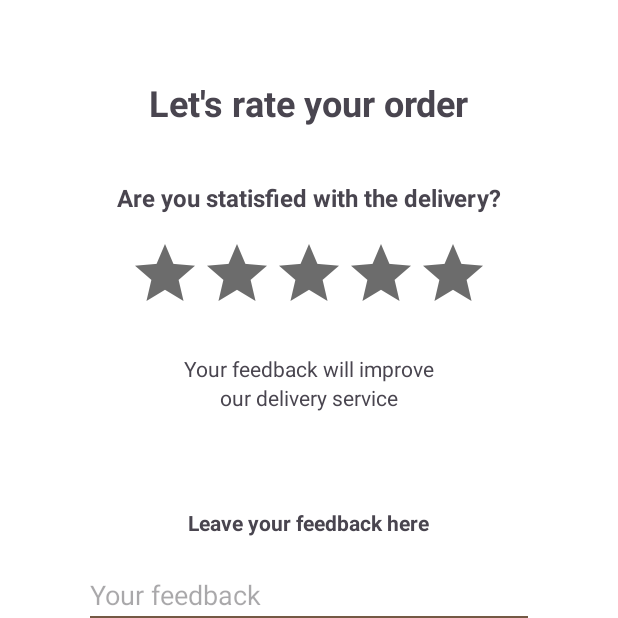
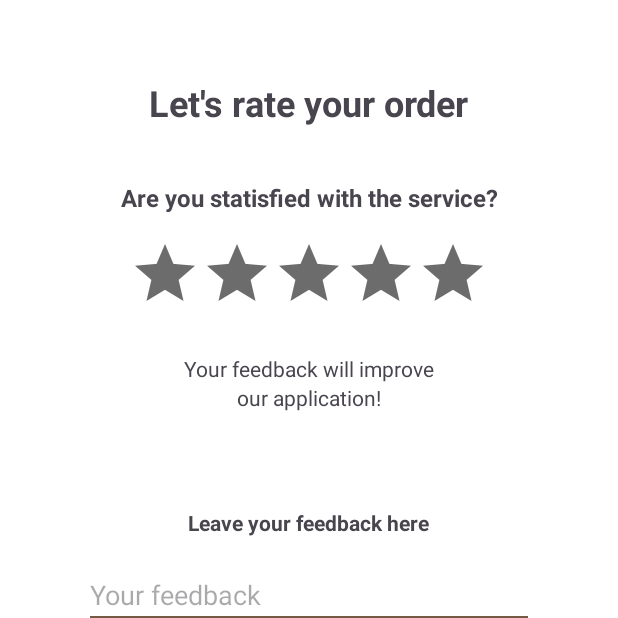
Before and after one commit to klam-12/SeSeCoffee, an Android app: the RatingActivity screen opened directly, with no data from a screen before it, on a phone screen of 412 x 824 dp, the top half of it. Run offline under Robolectric (Android 15) with nearby library versions, the phone set to English and light mode, and no system bars; our stand-ins replace Firebase (no records; nobody signed in at launch, a user with empty details on screens opened directly).

```diff
--- a/app/src/main/AndroidManifest.xml
+++ b/app/src/main/AndroidManifest.xml
@@ -47,7 +47,6 @@
         <activity
             android:name=".AdminMainActivity"
             android:exported="false">
-
         </activity>
         <activity
             android:name=".AddProductActivity"
--- a/app/src/main/java/com/example/sesecoffee/MainActivity.kt
+++ b/app/src/main/java/com/example/sesecoffee/MainActivity.kt
@@ -23,8 +23,8 @@ class MainActivity : AppCompatActivity() {
 
     lateinit var binding : ActivityMainBinding
     lateinit var productsViewModel: ProductsViewModel
-    lateinit var  rewardViewModel: RewardItemViewModel
-    lateinit var  orderViewModel: OrderViewModel
+    lateinit var rewardViewModel: RewardItemViewModel
+    lateinit var orderViewModel: OrderViewModel
     lateinit var orderItemViewModel: OrderItemsViewModel
     lateinit var orderTrackingViewModel: OrderTrackingViewModel
     lateinit var messageViewModel: MessageViewModel
--- a/app/src/main/java/com/example/sesecoffee/PaymentActivity.kt
+++ b/app/src/main/java/com/example/sesecoffee/PaymentActivity.kt
@@ -99,8 +99,8 @@ class PaymentActivity : AppCompatActivity() {
                             Toast.makeText(this, "Please select a payment method", Toast.LENGTH_SHORT).show()
                             return@setOnClickListener
                         }
-                        if(userAddress == "") {
-                            Toast.makeText(this, "Please update your address in Profile", Toast.LENGTH_SHORT).show()
+                        if(userAddress == "" || userPhone == "") {
+                            Toast.makeText(this, "Please update your information in Profile", Toast.LENGTH_SHORT).show()
                             return@setOnClickListener
                         }
 
--- a/app/src/main/java/com/example/sesecoffee/SignInActivity.kt
+++ b/app/src/main/java/com/example/sesecoffee/SignInActivity.kt
@@ -61,8 +61,10 @@ class SignInActivity : AppCompatActivity() {
                                     UserSingleton.instance?.fullName = userData?.get(key = "fullname").toString()
                                     UserSingleton.instance?.email = userData?.get(key = "email").toString()
                                     UserSingleton.instance?.address = userData?.get(key = "address").toString()
+                                    UserSingleton.instance?.phone = userData?.get(key = "phone").toString()
                                     UserSingleton.instance?.id = userId.toString()
                                     UserSingleton.instance?.isAdmin = Integer.parseInt(userData?.get(key = "isAdmin").toString())
+                                    UserSingleton.instance?.redeemPoint = userData?.get(key = "redeemPoint").toString().toInt()
                                     //login vao man hinh admin or guess
                                     if(UserSingleton.instance?.isAdmin==1){
                                         val intent = Intent(this, AdminMainActivity::class.java)
--- a/app/src/main/java/com/example/sesecoffee/enums/PaymentMethod.kt
+++ b/app/src/main/java/com/example/sesecoffee/enums/PaymentMethod.kt
@@ -1,7 +1,7 @@
 package com.example.sesecoffee.enums
 
 enum class PaymentMethod(val value: String){
-    CASH("cash"),
-    CARD("card"),
-    REDEEM("redeem"),
+    CASH("Cash"),
+    CARD("Card"),
+    REDEEM("Redeem"),
 }
--- a/app/src/main/res/layout/activity_rating.xml
+++ b/app/src/main/res/layout/activity_rating.xml
@@ -25,7 +25,7 @@
         android:layout_width="wrap_content"
         android:layout_height="wrap_content"
         android:layout_marginTop="36dp"
-        android:text="Are you statisfied with the delivery?"
+        android:text="Are you statisfied with the service?"
         android:textSize="16sp"
         android:textStyle="bold"
         app:layout_constraintEnd_toEndOf="parent"
@@ -40,8 +40,8 @@
         android:layout_marginTop="16dp"
         android:ems="10"
         android:gravity="start|top"
+        android:hint="Your feedback"
         android:inputType="textMultiLine"
-        android:hint="Your feedback"
         app:layout_constraintEnd_toEndOf="parent"
         app:layout_constraintHorizontal_bias="0.5"
         app:layout_constraintStart_toStartOf="parent"
@@ -51,7 +51,7 @@
         android:id="@+id/textView6"
         android:layout_width="wrap_content"
         android:layout_height="wrap_content"
-        android:text="our delivery service"
+        android:text="our application!"
         app:layout_constraintEnd_toEndOf="parent"
         app:layout_constraintHorizontal_bias="0.5"
         app:layout_constraintStart_toStartOf="parent"
@@ -86,10 +86,10 @@
         android:layout_width="wrap_content"
         android:layout_height="wrap_content"
         android:layout_marginTop="16dp"
+        android:progressBackgroundTint="@color/dark_grey"
+        android:progressTint="@color/yellow"
+        android:secondaryProgressTint="@color/yellow"
         android:stepSize="0.5"
-        android:progressTint="@color/yellow"
-        android:progressBackgroundTint="@color/dark_grey"
-        android:secondaryProgressTint="@color/yellow"
         app:layout_constraintEnd_toEndOf="parent"
         app:layout_constraintHorizontal_bias="0.5"
         app:layout_constraintStart_toStartOf="parent"
--- a/build.gradle.kts
+++ b/build.gradle.kts
@@ -15,7 +15,7 @@ buildscript {
 }
 
 plugins {
-    id("com.android.application") version "8.3.0" apply false
+    id("com.android.application") version "8.2.2" apply false
     id("org.jetbrains.kotlin.android") version "1.9.22" apply false
     id("com.google.gms.google-services") version "4.4.1" apply false
     id("com.google.dagger.hilt.android") version "2.44" apply false
```
Also changed, not shown: app/src/main/java/com/example/sesecoffee/RedeemPaymentActivity.kt (+19 -29 lines), app/src/main/java/com/example/sesecoffee/adapters/RedeemAdapter.kt (+10 -15 lines).
